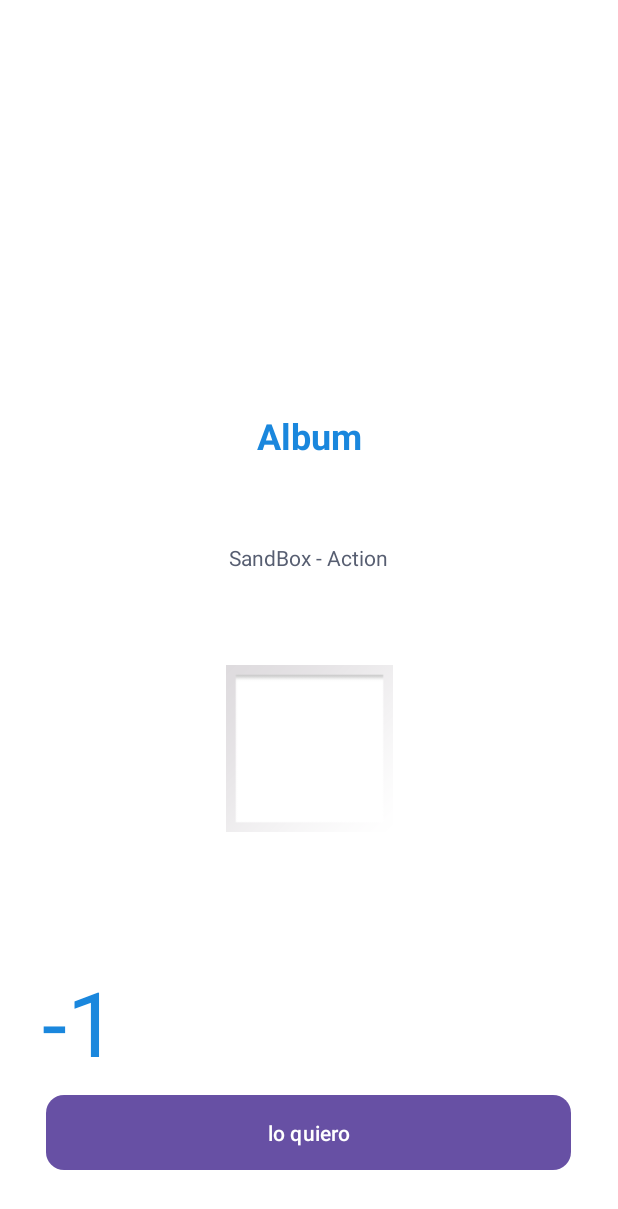
After one commit to GiovannyELS/AlbumEjercicio, an Android app: the MainActivityDetail screen opened directly, with no data from a screen before it, on a phone screen of 412 x 824 dp. The commit adds this screen. Shown: the top 1209 px of the screen. Run offline under Robolectric (Android 15) with nearby library versions, the phone set to English and light mode, and no system bars; our stand-ins replace Picasso; network calls fail; pictures from the network do not load; 4 statements that could not run were skipped.

Commit message:
segunda version

```diff
--- a/app/src/main/java/com/example/myalbum/data/network/api/AlbumServices.kt
+++ b/app/src/main/java/com/example/myalbum/data/network/api/AlbumServices.kt
@@ -2,9 +2,14 @@ package com.example.myalbum.data.network.api
 
 import com.example.myalbum.data.response.AlbumResponse
 import retrofit2.http.GET
+import retrofit2.http.Path
 
 interface AlbumServices {
 
     @GET("photos")
     suspend fun getAllAlbum(): MutableList<AlbumResponse>
+
+    @GET("photos/{id}")
+    suspend fun getAlbumById(@Path("id") idAlbum: Long): AlbumResponse
+
 }
--- a/app/src/main/java/com/example/myalbum/data/repository/AlbumRepository.kt
+++ b/app/src/main/java/com/example/myalbum/data/repository/AlbumRepository.kt
@@ -6,4 +6,6 @@ interface AlbumRepository {
 
     suspend fun fetchAlbum(): MutableList<AlbumResponse>
 
+    suspend fun fetchAlbumById(idAlbumServices: Long) : AlbumResponse
+
 }
--- a/app/src/main/java/com/example/myalbum/data/repository/AlbumRepositoryImpl.kt
+++ b/app/src/main/java/com/example/myalbum/data/repository/AlbumRepositoryImpl.kt
@@ -12,4 +12,12 @@ class AlbumRepositoryImpl (private var apiservice: AlbumServices): AlbumReposito
             listAlbum
         }
     }
+
+    override suspend fun fetchAlbumById(idAlbumServices: Long): AlbumResponse {
+       return withContext(Dispatchers.IO) {
+
+       val albumDetail = apiservice.getAlbumById(idAlbumServices)
+           albumDetail
+       }
+    }
 }
--- a/app/src/main/java/com/example/myalbum/domain/AlbumUseCase.kt
+++ b/app/src/main/java/com/example/myalbum/domain/AlbumUseCase.kt
@@ -8,4 +8,8 @@ class AlbumUseCase  (private val repository: AlbumRepositoryImpl) {
     suspend fun getAllAlbumsOnStock(): MutableList<AlbumResponse>{
         return repository.fetchAlbum()
     }
+
+    suspend fun getAlbumByIdOnStock(idAlbum: Long): AlbumResponse{
+        return repository.fetchAlbumById(idAlbum)
+    }
 }
--- a/app/src/main/java/com/example/myalbum/presentation/ui/AlbumAdapter.kt
+++ b/app/src/main/java/com/example/myalbum/presentation/ui/list/AlbumAdapter.kt
@@ -1,4 +1,4 @@
-package com.example.myalbum.presentation.ui
+package com.example.myalbum.presentation.ui.list
 
 import android.util.Log
 import android.view.LayoutInflater
@@ -19,13 +19,13 @@ class AlbumAdapter: RecyclerView.Adapter<AlbumAdapter.ViewHolder>() {
             notifyDataSetChanged()
         }
 
-    override fun onCreateViewHolder(parent: ViewGroup, viewType: Int): AlbumAdapter.ViewHolder {
+    override fun onCreateViewHolder(parent: ViewGroup, viewType: Int): ViewHolder {
         val binding = AlbumItemBinding.inflate(LayoutInflater.from(parent.context), parent,
             false)
         return ViewHolder(binding)
     }
 
-    override fun onBindViewHolder(holder: AlbumAdapter.ViewHolder, position: Int) {
+    override fun onBindViewHolder(holder: ViewHolder, position: Int) {
         val album = albumes[position]
         holder.bindAlbum(album)
     }
@@ -56,6 +56,8 @@ class AlbumAdapter: RecyclerView.Adapter<AlbumAdapter.ViewHolder>() {
             binding.longUrlId.text = album.id.toString()
             binding.longId.text = album.albumId.toString()
 
+            setOnClickListener(album)
+
         }
 
         private fun setOnClickListener(album: AlbumResponse) {
@@ -67,9 +69,5 @@ class AlbumAdapter: RecyclerView.Adapter<AlbumAdapter.ViewHolder>() {
             }
         }
 
-
-
-
-
     }
 }
--- a/app/src/main/java/com/example/myalbum/presentation/ui/MainActivity.kt
+++ b/app/src/main/java/com/example/myalbum/presentation/ui/list/MainActivity.kt
@@ -1,19 +1,21 @@
-package com.example.myalbum.presentation.ui
+package com.example.myalbum.presentation.ui.list
 
+import android.content.Intent
 import android.os.Bundle
 import android.util.Log
+import android.widget.Toast
 import androidx.activity.enableEdgeToEdge
 import androidx.appcompat.app.AppCompatActivity
 import androidx.lifecycle.ViewModelProvider
 import androidx.recyclerview.widget.LinearLayoutManager
-import com.example.myalbum.R
 import com.example.myalbum.data.network.api.AlbumServices
 import com.example.myalbum.data.network.retrofit.RetrofitHelper
 import com.example.myalbum.data.repository.AlbumRepositoryImpl
 import com.example.myalbum.databinding.ActivityMainBinding
 import com.example.myalbum.domain.AlbumUseCase
-import com.example.myalbum.presentation.viewmodel.AlbumViewModel
-import com.example.myalbum.presentation.viewmodel.ViewModelFactory
+import com.example.myalbum.presentation.ui.listdetail.MainActivityDetail
+import com.example.myalbum.presentation.viewmodel.list.AlbumViewModel
+import com.example.myalbum.presentation.viewmodel.list.ViewModelFactory
 
 class MainActivity : AppCompatActivity() {
 
@@ -37,8 +39,21 @@ class MainActivity : AppCompatActivity() {
 
 
         viewModel.albumLV.observe(this) {
-            Log.i("GAMES", "games")
             adapterAlbum.albumes = it.toMutableList()
         }
+
+        adapterAlbum.onItemClickListener={album ->
+            val idAlbum = album.id
+            val nombreAlbum = album.title
+
+            goToAlbumDetailPage(idAlbum)
+
+        }
+    }
+    private fun goToAlbumDetailPage(idAlbum:Long) {
+        val intent = Intent(this, MainActivityDetail::class.java).apply {
+            putExtra("ID_ALBUM", idAlbum)
+        }
+        startActivity(intent)
     }
 }
--- /dev/null
+++ b/app/src/main/java/com/example/myalbum/presentation/ui/listdetail/MainActivityDetail.kt
@@ -0,0 +1,62 @@
+package com.example.myalbum.presentation.ui.listdetail
+
+import android.os.Bundle
+import android.util.Log
+import androidx.activity.enableEdgeToEdge
+import androidx.appcompat.app.AppCompatActivity
+import androidx.core.view.ViewCompat
+import androidx.core.view.WindowInsetsCompat
+import androidx.lifecycle.ViewModelProvider
+import com.example.myalbum.R
+import com.example.myalbum.data.network.api.AlbumServices
+import com.example.myalbum.data.network.retrofit.RetrofitHelper
+import com.example.myalbum.data.repository.AlbumRepositoryImpl
+import com.example.myalbum.databinding.ActivityMainDetailBinding
+import com.example.myalbum.domain.AlbumUseCase
+import com.example.myalbum.presentation.viewmodel.listdetail.DetailViewModel
+import com.example.myalbum.presentation.viewmodel.listdetail.ViewModelDetailFactory
+import com.squareup.picasso.Picasso
+
+class MainActivityDetail : AppCompatActivity() {
+
+    private lateinit var bindingDetail: ActivityMainDetailBinding
+    override fun onCreate(savedInstanceState: Bundle?) {
+        super.onCreate(savedInstanceState)
+        enableEdgeToEdge()
+
+        bindingDetail = ActivityMainDetailBinding.inflate(layoutInflater)
+        setContentView(bindingDetail.root)
+
+        val idAlbum = intent.getLongExtra("ID_ALBUM", -1)
+        if (idAlbum == -1L) {
+            finish()
+        }
+
+        val apiServices = RetrofitHelper.getRetrofit().create(AlbumServices::class.java)
+        val repository = AlbumRepositoryImpl(apiServices)
+        val useCase = AlbumUseCase(repository)
+        val viewModelFactory = ViewModelDetailFactory(useCase)
+        val viewModel = ViewModelProvider(this, viewModelFactory)[DetailViewModel::class.java]
+
+        viewModel.getDetailAlbumById(idAlbum)
+
+        viewModel.albumDetailLV.observe(this){
+            with(it){
+                bindingDetail.longIdDetail.text = id.toString()
+                bindingDetail.txtTitulo.text = title
+                bindingDetail.urlIdLongDetail.text = albumId.toString()
+                Picasso
+                    .get()
+                    .load(url)
+                    .into(bindingDetail.backgroundImageViewDetail)
+
+                Picasso
+                    .get()
+                    .load(thumbnailUrl)
+                    .into(bindingDetail.thumbnailurlDetail)
+            }
+
+        }
+        bindingDetail.longIdDetail.text = idAlbum.toString()
+    }
+}
--- a/app/src/main/java/com/example/myalbum/presentation/viewmodel/AlbumViewModel.kt
+++ b/app/src/main/java/com/example/myalbum/presentation/viewmodel/list/AlbumViewModel.kt
@@ -1,4 +1,4 @@
-package com.example.myalbum.presentation.viewmodel
+package com.example.myalbum.presentation.viewmodel.list
 
 import androidx.lifecycle.MutableLiveData
 import androidx.lifecycle.ViewModel
--- a/app/src/main/java/com/example/myalbum/presentation/viewmodel/ViewModelFactory.kt
+++ b/app/src/main/java/com/example/myalbum/presentation/viewmodel/list/ViewModelFactory.kt
@@ -1,4 +1,4 @@
-package com.example.myalbum.presentation.viewmodel
+package com.example.myalbum.presentation.viewmodel.list
 
 import androidx.lifecycle.ViewModel
 import androidx.lifecycle.ViewModelProvider
--- /dev/null
+++ b/app/src/main/java/com/example/myalbum/presentation/viewmodel/listdetail/ViewModelDetailFactory.kt
@@ -0,0 +1,15 @@
+package com.example.myalbum.presentation.viewmodel.listdetail
+
+import androidx.lifecycle.ViewModel
+import androidx.lifecycle.ViewModelProvider
+import com.example.myalbum.domain.AlbumUseCase
+
+class ViewModelDetailFactory (private val albumUseCase: AlbumUseCase) : ViewModelProvider.Factory {
+
+        override fun <T : ViewModel> create(modelClass: Class<T>): T {
+            if (modelClass.isAssignableFrom(DetailViewModel::class.java)) {
+                return DetailViewModel(albumUseCase) as T
+            }
+            throw IllegalArgumentException("Unknown ViewModel class")
+        }
+    }
--- /dev/null
+++ b/app/src/main/res/drawable/boton_redondeado.xml
@@ -0,0 +1,11 @@
+<?xml version="1.0" encoding="utf-8"?>
+<shape xmlns:android="http://schemas.android.com/apk/res/android"
+    android:shape="rectangle">>
+
+
+    <solid android:color="@color/azulalke" />
+    <corners android:bottomRightRadius="12dp"
+        android:bottomLeftRadius="12dp"
+        android:topRightRadius="12dp"
+        android:topLeftRadius="12dp"/>
+</shape>
--- a/app/src/main/res/layout/activity_detail.xml
+++ /dev/null
@@ -1,6 +0,0 @@
-<?xml version="1.0" encoding="utf-8"?>
-<androidx.constraintlayout.widget.ConstraintLayout xmlns:android="http://schemas.android.com/apk/res/android"
-    android:layout_width="match_parent"
-    android:layout_height="match_parent">
-
-</androidx.constraintlayout.widget.ConstraintLayout>
--- a/app/src/main/res/layout/activity_main.xml
+++ b/app/src/main/res/layout/activity_main.xml
@@ -5,7 +5,7 @@
     android:id="@+id/main"
     android:layout_width="match_parent"
     android:layout_height="match_parent"
-    tools:context=".presentation.ui.MainActivity">
+    tools:context=".presentation.ui.list.MainActivity">
 
     <androidx.constraintlayout.widget.Guideline
         android:id="@+id/guideline"
--- /dev/null
+++ b/app/src/main/res/layout/activity_main_detail.xml
@@ -0,0 +1,98 @@
+<?xml version="1.0" encoding="utf-8"?>
+<androidx.constraintlayout.widget.ConstraintLayout xmlns:android="http://schemas.android.com/apk/res/android"
+xmlns:app="http://schemas.android.com/apk/res-auto"
+xmlns:tools="http://schemas.android.com/tools"
+android:id="@+id/main"
+android:layout_width="match_parent"
+android:layout_height="match_parent"
+android:background="@color/white"
+tools:context=".presentation.ui.listdetail.MainActivityDetail">
+
+
+<ImageView
+    android:id="@+id/backgroundImageViewDetail"
+    android:layout_width="414dp"
+    android:layout_height="242dp"
+    android:layout_gravity="fill"
+    android:adjustViewBounds="true"
+    android:scaleType="centerCrop"
+    app:layout_constraintBottom_toBottomOf="parent"
+    app:layout_constraintEnd_toEndOf="parent"
+    app:layout_constraintHorizontal_bias="1.0"
+    app:layout_constraintStart_toStartOf="parent"
+    app:layout_constraintTop_toTopOf="parent"
+    app:layout_constraintVertical_bias="0.001"
+    tools:srcCompat="@tools:sample/backgrounds/scenic" />
+
+    <TextView
+        android:id="@+id/txtTitulo"
+        android:layout_width="wrap_content"
+        android:layout_height="wrap_content"
+        android:text="Album"
+        android:textColor="@color/azulalkeosc"
+        android:textSize="24sp"
+        android:textStyle="bold"
+        app:layout_constraintBottom_toBottomOf="parent"
+        app:layout_constraintEnd_toEndOf="parent"
+        app:layout_constraintStart_toStartOf="parent"
+        app:layout_constraintTop_toTopOf="parent"
+        app:layout_constraintVertical_bias="0.346" />
+
+
+
+<TextView
+    android:id="@+id/urlIdLongDetail"
+    android:layout_width="wrap_content"
+    android:layout_height="wrap_content"
+    android:text="SandBox - Action"
+    android:textColor="@color/grisAlkeosc"
+    app:layout_constraintBottom_toBottomOf="parent"
+    app:layout_constraintEnd_toEndOf="parent"
+    app:layout_constraintHorizontal_bias="0.498"
+    app:layout_constraintStart_toStartOf="parent"
+    app:layout_constraintTop_toTopOf="parent"
+    app:layout_constraintVertical_bias="0.45" />
+
+
+    <TextView
+    android:id="@+id/longIdDetail"
+    android:layout_width="90dp"
+    android:layout_height="71dp"
+    android:layout_marginBottom="112dp"
+    android:text="4.8"
+    android:textColor="@color/azulalkeosc"
+
+    android:textSize="60sp"
+    app:layout_constraintBottom_toBottomOf="parent"
+    app:layout_constraintEnd_toEndOf="parent"
+    app:layout_constraintHorizontal_bias="0.087"
+    app:layout_constraintStart_toStartOf="parent" />
+
+
+    <Button
+        android:id="@+id/sendEmail"
+        android:layout_width="350dp"
+        android:layout_height="50dp"
+        android:layout_marginBottom="44dp"
+        android:background="@drawable/boton_redondeado"
+        android:text="lo quiero"
+        android:textAllCaps="false"
+        android:textColor="#ffffff"
+        app:layout_constraintBottom_toBottomOf="parent"
+        app:layout_constraintEnd_toEndOf="parent"
+        app:layout_constraintHorizontal_bias="0.491"
+        app:layout_constraintStart_toStartOf="parent" />
+
+    <ImageView
+        android:id="@+id/thumbnailurlDetail"
+        android:layout_width="167dp"
+        android:layout_height="111dp"
+        app:layout_constraintBottom_toBottomOf="parent"
+        app:layout_constraintEnd_toEndOf="parent"
+        app:layout_constraintStart_toStartOf="parent"
+        app:layout_constraintTop_toTopOf="@+id/backgroundImageViewDetail"
+        app:layout_constraintVertical_bias="0.622"
+        app:srcCompat="@android:drawable/gallery_thumb" />
+
+
+</androidx.constraintlayout.widget.ConstraintLayout>
--- a/app/src/main/res/values/colors.xml
+++ b/app/src/main/res/values/colors.xml
@@ -2,4 +2,13 @@
 <resources>
     <color name="black">#FF000000</color>
     <color name="white">#FFFFFFFF</color>
+    <color name="yellow">#FFEB3B</color>
+    <color name="azulado">#5460A3</color>
+    <color name="azulalke">#63B8FC</color>
+    <color name="azulalkeosc">#1a87dd</color>
+    <color name="grisAlke">#A6AFBA</color>
+    <color name="verdeAlke">#72DB31</color>
+    <color name="grisAlkeclaro">#F3F4F5</color>
+    <color name="grisAlkeosc">#FF575E71</color>
+    <color name="moradoAlke">#7C4DFF</color>
 </resources>
```
Also changed, not shown: app/src/main/AndroidManifest.xml (+5 -2 lines).
